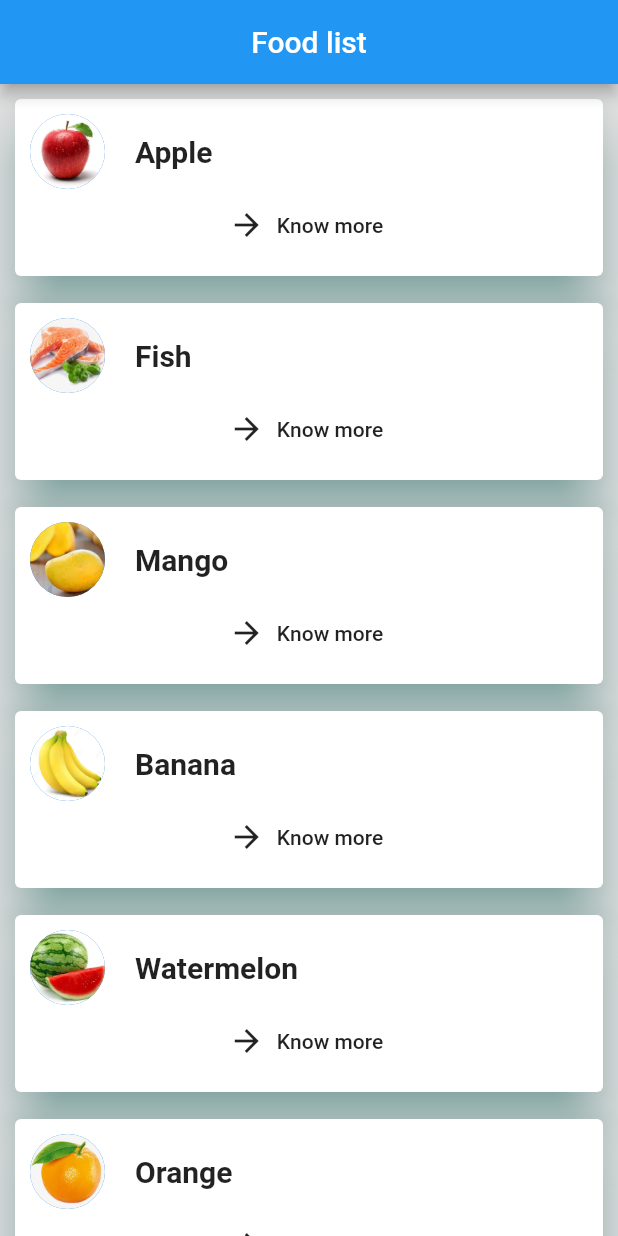
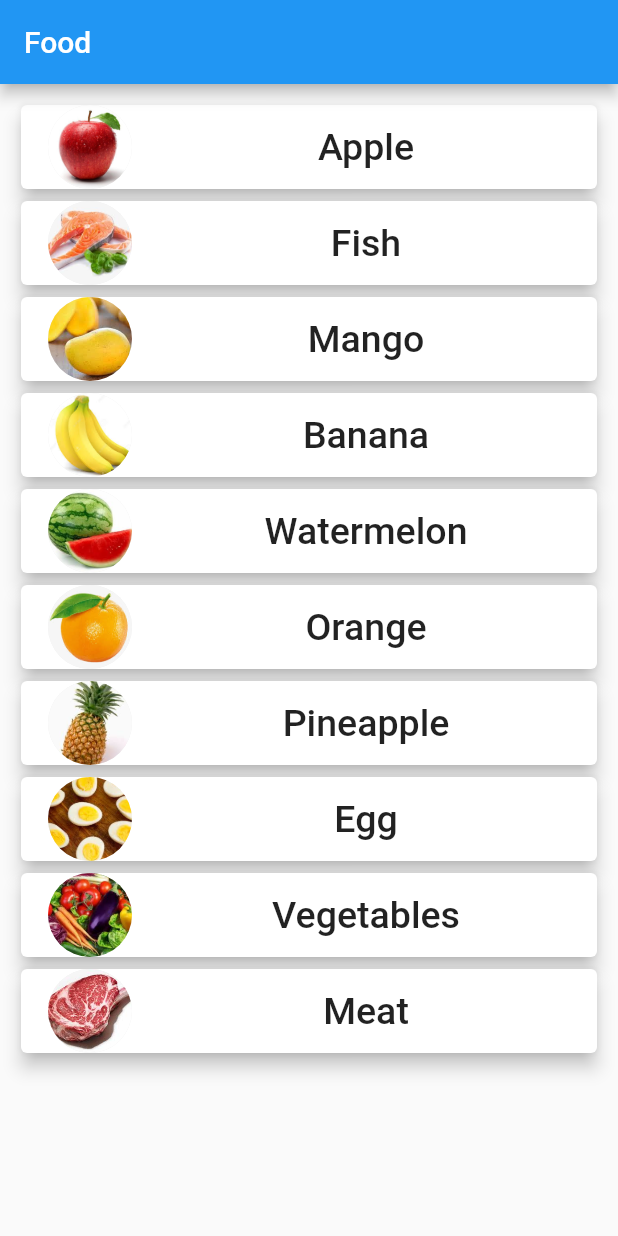
Before and after one commit to debajyatibanerjee0002/Foods_Benefit_App, a Flutter app: the screen it shows after launch, on a phone screen of 412 x 824 dp. Run offline on Flutter 3.47's test engine with Material 2 defaults, Android fonts, the phone set to English and light mode, and no system bars; missing offline and left inert: flutter_webview_plugin.

Commit message:
modify in new branch

```diff
--- a/lib/food_list.dart
+++ b/lib/food_list.dart
@@ -8,49 +8,49 @@ List<FoodList> allList = [
       name: 'Apple',
       benefit:
           'Apples contain antioxidants, vitamin C, fiber, and several other nutrients that may boost heart, brain, and digestive health.',
-      pic: 'apple.jpeg'),
+      pic: 'assets/apple.jpeg'),
   FoodList(
       name: 'Fish',
       benefit:
           'Fish is a low-fat high quality protein. Fish is filled with omega-3 fatty acids and vitamins such as D and B2 (riboflavin). Fish is rich in calcium and phosphorus and a great source of minerals, such as iron, zinc, iodine, magnesium, and potassium.',
-      pic: 'fish1.jpeg'),
+      pic: 'assets/fish1.jpeg'),
   FoodList(
       name: 'Mango',
       benefit:
           'Mango and its nutrients to health benefits, such as improved immunity, digestive health and eyesight.',
-      pic: 'mango.jpeg'),
+      pic: 'assets/mango.jpeg'),
   FoodList(
       name: 'Banana',
       benefit:
           'Bananas may help lower blood pressure and reduce the risk of developing cancer. ',
-      pic: 'banana.jpeg'),
+      pic: 'assets/banana.jpeg'),
   FoodList(
       name: 'Watermelon',
       benefit:
           'Watermelon is rich in an amino acid called citrulline that may help move blood through your body and can lower your blood pressure.',
-      pic: 'watermelon.jpeg'),
+      pic: 'assets/watermelon.jpeg'),
   FoodList(
       name: 'Orange',
       benefit:
           'Oranges are a healthy source of fiber, vitamin C, thiamine, folate, and antioxidants. They have multiple health benefits.',
-      pic: 'orange.jpeg'),
+      pic: 'assets/orange.jpeg'),
   FoodList(
       name: 'Pineapple',
       benefit:
           'Pineapples are tropical fruits that are rich in vitamins, enzymes and antioxidants. They may help boost the immune system, build strong bones and aid indigestion. And, despite their sweetness, pineapples are low in calories.',
-      pic: 'pineapple.jpeg'),
+      pic: 'assets/pineapple.jpeg'),
   FoodList(
       name: 'Egg',
       benefit:
           'Eggs are a very good source of inexpensive, high-quality protein. More than half the protein of an egg is found in the egg white, which also includes vitamin B2 and lower amounts of fat than the yolk. Eggs are rich sources of selenium, vitamin D, B6, B12 and minerals such as zinc, iron and copper.',
-      pic: 'egg.jpeg'),
+      pic: 'assets/egg.jpeg'),
   FoodList(
       name: 'Vegetables',
       benefit:
           'Vegetables are important sources of many nutrients, including potassium, dietary fiber, folate (folic acid), vitamin A, and vitamin C.',
-      pic: 'vegetable.jpeg'),
+      pic: 'assets/vegetable.jpeg'),
   FoodList(
       name: 'Meat',
       benefit: 'Meat is a good source of protein. ',
-      pic: 'meat.jpeg'),
+      pic: 'assets/meat.jpeg'),
 ];
--- a/lib/list.dart
+++ b/lib/list.dart
@@ -1,6 +1,8 @@
 //4
 
 // create a class for variables
+import 'package:flutter/widgets.dart';
+
 class FoodList {
   String name;
   String benefit;
--- a/lib/main.dart
+++ b/lib/main.dart
@@ -2,6 +2,7 @@
 
 import 'package:flutter/material.dart';
 import 'package:food_app/home_page.dart';
+import 'package:food_app/new_approach/Homepage.dart';
 
 void main() {
   runApp(MyApp());
@@ -11,7 +12,7 @@ class MyApp extends StatelessWidget {
   @override
   Widget build(BuildContext context) {
     return MaterialApp(
-      home: Home(),
+      home: HomePage(),
     );
   }
 }
--- /dev/null
+++ b/lib/new_approach/Homepage.dart
@@ -0,0 +1,49 @@
+import 'package:flutter/material.dart';
+import 'package:food_app/food_list.dart';
+import 'package:food_app/new_approach/food_description.dart';
+
+class HomePage extends StatelessWidget {
+  @override
+  Widget build(BuildContext context) {
+    return Scaffold(
+      appBar: AppBar(
+        title: Text("Food"),
+      ),
+      body: Padding(
+        padding: const EdgeInsets.all(10.0),
+        child: ListView.builder(
+          itemCount: allList.length,
+          itemBuilder: (BuildContext context, int index) {
+            return Card(
+              elevation: 5,
+              child: ListTile(
+                title: Center(
+                    child: Text(
+                  allList[index].name,
+                  style: TextStyle(fontWeight: FontWeight.w500, fontSize: 25),
+                )),
+                leading: Hero(
+                  tag: allList[index].pic,
+                  child: CircleAvatar(
+                    backgroundImage: AssetImage(allList[index].pic),
+                    backgroundColor: Colors.grey[200],
+                    maxRadius: 30.0,
+                    //child: Image.asset(allList[index].pic),
+                  ),
+                ),
+                // subtitle: Text(allList[index].benefit),
+                onTap: () => Navigator.of(context).push(
+                  MaterialPageRoute(
+                    builder: (context) => FoodDescription(
+                      myDesc: allList[index],
+                    ),
+                  ),
+                ),
+              ),
+            );
+          },
+        ),
+      ),
+    );
+  }
+}
```
Also changed, not shown: lib/new_approach/food_description.dart (added, +34 -0 lines).
